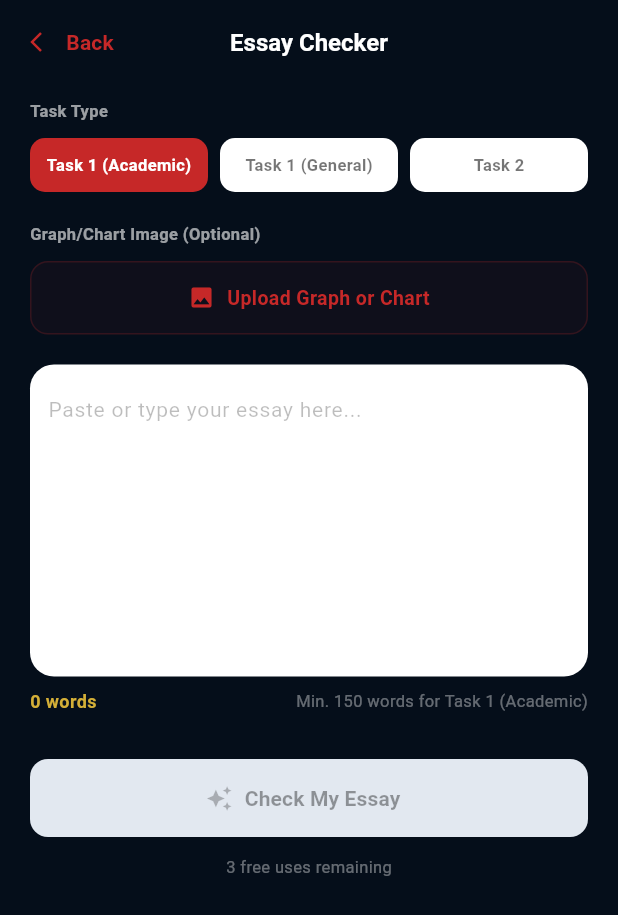
After one commit to Omatsulijoshua/AuraLingo-AI-, a Flutter app: the ToolsScreen screen opened directly, after a tap on "Essay Checker", on a phone screen of 412 x 824 dp. The commit adds this screen. Shown: the top 915 px of the screen. Run offline on Flutter 3.47's test engine with Material 3 defaults, Android fonts, the phone set to English and light mode, and no system bars; our stand-ins replace audioplayers, flutter_riverpod, shared_preferences; accounts and stored records are empty.

Commit message:
Feat: Implement Essay Checker screen under AI Tools matching user design mockups

```diff
--- /dev/null
+++ b/mobile_app/lib/screens/essay_checker_screen.dart
@@ -0,0 +1,454 @@
+import 'dart:convert';
+import 'package:flutter/material.dart';
+import '../services/api_service.dart';
+
+class EssayCheckerScreen extends StatefulWidget {
+  const EssayCheckerScreen({super.key});
+
+  @override
+  State<EssayCheckerScreen> createState() => _EssayCheckerScreenState();
+}
+
+class _EssayCheckerScreenState extends State<EssayCheckerScreen> {
+  final ApiService _apiService = ApiService();
+  final TextEditingController _essayController = TextEditingController();
+
+  // Task type selection: 0 = Task 1 (Academic), 1 = Task 1 (General), 2 = Task 2
+  int _selectedTaskTypeIndex = 0;
+  bool _submitting = false;
+  dynamic _feedback;
+  int _wordCount = 0;
+
+  // Mock upload chart image path/name
+  String? _selectedImagePath;
+
+  @override
+  void initState() {
+    super.initState();
+    _essayController.addListener(_updateWordCount);
+  }
+
+  @override
+  void dispose() {
+    _essayController.removeListener(_updateWordCount);
+    _essayController.dispose();
+    super.dispose();
+  }
+
+  void _updateWordCount() {
+    final text = _essayController.text.trim();
+    if (text.isEmpty) {
+      setState(() => _wordCount = 0);
+      return;
+    }
+    setState(() {
+      _wordCount = text.split(RegExp(r'\s+')).length;
+    });
+  }
+
+  int get _minWordsRequired {
+    return _selectedTaskTypeIndex == 2 ? 250 : 150;
+  }
+
+  String get _taskTypeName {
+    if (_selectedTaskTypeIndex == 0) return 'Task 1 (Academic)';
+    if (_selectedTaskTypeIndex == 1) return 'Task 1 (General)';
+    return 'Task 2';
+  }
+
+  bool get _isCheckEnabled {
+    return _wordCount >= _minWordsRequired && !_submitting;
+  }
+
+  Future<void> _checkEssay() async {
+    if (!_isCheckEnabled) return;
+
+    setState(() {
+      _submitting = true;
+      _feedback = null;
+    });
+
+    try {
+      final String taskTypeParam = _selectedTaskTypeIndex == 2 ? 'TASK2' : 'TASK1';
+      final String examTypeParam = _selectedTaskTypeIndex == 0 ? 'ACADEMIC' : 'GENERAL';
+
+      final response = await _apiService.request(
+        path: '/content/writing/submit-examiner',
+        method: 'POST',
+        body: jsonEncode({
+          'promptId': 'CUSTOM',
+          'userText': _essayController.text,
+          'customQuestionText': 'Essay Checker practice essay',
+          'customTaskType': taskTypeParam,
+          'customExamType': examTypeParam,
+        }),
+      );
+
+      if (response.statusCode == 201) {
+        final data = jsonDecode(response.body);
+        setState(() {
+          _feedback = data['feedbackJson'];
+        });
+      } else {
+        throw Exception('Status code: ${response.statusCode}');
+      }
+    } catch (e) {
+      if (!mounted) return;
+      ScaffoldMessenger.of(context).showSnackBar(
+        SnackBar(content: Text('Failed to check essay: $e')),
+      );
+    } finally {
+      setState(() => _submitting = false);
+    }
+  }
+
+  void _mockImageUpload() {
+    setState(() {
+      _selectedImagePath = 'uploaded_chart_mock.png';
+    });
+    ScaffoldMessenger.of(context).showSnackBar(
+      const SnackBar(content: Text('Graph or Chart uploaded successfully (Mock).')),
+    );
+  }
+
+  @override
+  Widget build(BuildContext context) {
+    return Scaffold(
+      backgroundColor: const Color(0xFF050E1A),
+      appBar: AppBar(
+        backgroundColor: Colors.transparent,
+        elevation: 0,
+        leadingWidth: 100,
+        leading: TextButton.icon(
+          onPressed: () => Navigator.pop(context),
+          icon: const Icon(Icons.arrow_back_ios, color: Color(0xFFC62828), size: 16),
+          label: const Text(
+            'Back',
+            style: TextStyle(color: Color(0xFFC62828), fontSize: 14, fontWeight: FontWeight.bold),
+          ),
+        ),
+        title: const Text(
+          'Essay Checker',
+          style: TextStyle(color: Colors.white, fontSize: 16, fontWeight: FontWeight.bold),
+        ),
+        centerTitle: true,
+      ),
+      body: SingleChildScrollView(
+        padding: const EdgeInsets.symmetric(horizontal: 20.0, vertical: 10.0),
+        child: Column(
+          crossAxisAlignment: CrossAxisAlignment.start,
+          children: [
+            // Task Type Label
+            const Text(
+              'Task Type',
+              style: TextStyle(color: Colors.white60, fontSize: 11, fontWeight: FontWeight.bold),
+            ),
+            const SizedBox(height: 10),
+
+            // Segmented Task Type Tabs
+            Row(
+              children: [
+                Expanded(child: _buildTaskTabButton(0, 'Task 1 (Academic)')),
+                const SizedBox(width: 8),
+                Expanded(child: _buildTaskTabButton(1, 'Task 1 (General)')),
+                const SizedBox(width: 8),
+                Expanded(child: _buildTaskTabButton(2, 'Task 2')),
+              ],
+            ),
+            const SizedBox(height: 20),
+
+            // Upload Graph Section (Academic Task 1 only)
+            if (_selectedTaskTypeIndex == 0) ...[
+              const Text(
+                'Graph/Chart Image (Optional)',
+                style: TextStyle(color: Colors.white60, fontSize: 11, fontWeight: FontWeight.bold),
+              ),
+              const SizedBox(height: 10),
+              GestureDetector(
+                onTap: _mockImageUpload,
+                child: Container(
+                  width: double.infinity,
+                  padding: const EdgeInsets.symmetric(vertical: 14),
+                  decoration: BoxDecoration(
+                    color: const Color(0xFFC62828).withValues(alpha: 0.05),
+                    borderRadius: BorderRadius.circular(12),
+                    border: Border.all(color: const Color(0xFFC62828).withValues(alpha: 0.2), style: BorderStyle.solid),
+                  ),
+                  child: Row(
+                    mainAxisAlignment: MainAxisAlignment.center,
+                    children: [
+                      Icon(
+                        _selectedImagePath != null ? Icons.check_circle : Icons.image,
+                        color: _selectedImagePath != null ? Colors.greenAccent : const Color(0xFFC62828),
+                        size: 18,
+                      ),
+                      const SizedBox(width: 8),
+                      Text(
+                        _selectedImagePath != null ? 'Chart Uploaded' : 'Upload Graph or Chart',
+                        style: TextStyle(
+                          color: _selectedImagePath != null ? Colors.greenAccent : const Color(0xFFC62828),
+                          fontSize: 13,
+                          fontWeight: FontWeight.w600,
+                        ),
+                      ),
+                    ],
+                  ),
+                ),
+              ),
+              const SizedBox(height: 20),
+            ],
+
+            // Textarea input
+            Container(
+              padding: const EdgeInsets.all(12),
+              decoration: BoxDecoration(
+                color: Colors.white,
+                borderRadius: BorderRadius.circular(16),
+              ),
+              child: TextField(
+                controller: _essayController,
+                maxLines: 8,
+                style: const TextStyle(color: Colors.black87, fontSize: 14),
+                decoration: const InputDecoration(
+                  hintText: 'Paste or type your essay here...',
+                  hintStyle: TextStyle(color: Colors.black26),
+                  border: InputBorder.none,
+                ),
+              ),
+            ),
+            const SizedBox(height: 8),
+
+            // Word counter and validation row
+            Row(
+              mainAxisAlignment: MainAxisAlignment.spaceBetween,
+              children: [
+                Text(
+                  '$_wordCount words',
+                  style: const TextStyle(color: Color(0xFFD4AF37), fontSize: 12, fontWeight: FontWeight.bold),
+                ),
+                Text(
+                  'Min. $_minWordsRequired words for $_taskTypeName',
+                  style: const TextStyle(color: Colors.white38, fontSize: 11),
+                ),
+              ],
+            ),
+            const SizedBox(height: 30),
+
+            // Check My Essay Button
+            SizedBox(
+              width: double.infinity,
+              height: 52,
+              child: ElevatedButton.icon(
+                onPressed: _isCheckEnabled ? _checkEssay : null,
+                style: ElevatedButton.styleFrom(
+                  backgroundColor: _isCheckEnabled ? const Color(0xFFC62828) : const Color(0xFFE2E8F0),
+                  foregroundColor: _isCheckEnabled ? Colors.white : Colors.black38,
+                  disabledBackgroundColor: const Color(0xFFE2E8F0),
+                  disabledForegroundColor: Colors.black38,
+                  elevation: 0,
+                  shape: RoundedRectangleBorder(borderRadius: BorderRadius.circular(12)),
+                ),
+                icon: Icon(
+                  Icons.auto_awesome,
+                  size: 18,
+                  color: _isCheckEnabled ? Colors.white : Colors.black26,
+                ),
+                label: _submitting
+                    ? const SizedBox(
+                        width: 20,
+                        height: 20,
+                        child: CircularProgressIndicator(color: Colors.white, strokeWidth: 2),
+                      )
+                    : const Text(
+                        'Check My Essay',
+                        style: TextStyle(fontSize: 14, fontWeight: FontWeight.bold),
+                      ),
+              ),
+            ),
+            const SizedBox(height: 12),
+
+            // Free uses indicator
+            const Center(
+              child: Text(
+                '3 free uses remaining',
+                style: TextStyle(color: Colors.white38, fontSize: 11),
+              ),
+            ),
+            const SizedBox(height: 30),
+
+            // Feedback Results Card
+            if (_feedback != null) ...[
+              _buildFeedbackCard(),
+            ],
+          ],
+        ),
+      ),
+    );
+  }
+
+  Widget _buildTaskTabButton(int index, String title) {
+    final bool isActive = _selectedTaskTypeIndex == index;
+    return GestureDetector(
+      onTap: () {
+        setState(() {
+          _selectedTaskTypeIndex = index;
+          _feedback = null;
+        });
+      },
+      child: Container(
+        padding: const EdgeInsets.symmetric(vertical: 10),
+        decoration: BoxDecoration(
+          color: isActive ? const Color(0xFFC62828) : Colors.white,
+          borderRadius: BorderRadius.circular(10),
+        ),
+        alignment: Alignment.center,
+        child: Text(
+          title,
+          style: TextStyle(
+            color: isActive ? Colors.white : Colors.black54,
+            fontSize: 11,
+            fontWeight: FontWeight.bold,
+          ),
+        ),
+      ),
+    );
+  }
+
+  Widget _buildFeedbackCard() {
+    final breakdown = _feedback['breakdown'] ?? {};
+    final double band = (_feedback['estimatedBand'] ?? 6.0).toDouble();
+
+    return Container(
+      padding: const EdgeInsets.all(20),
+      decoration: BoxDecoration(
+        color: const Color(0xFF0B1E36),
+        borderRadius: BorderRadius.circular(16),
+        border: Border.all(color: const Color(0xFF1E3E6E)),
+      ),
+      child: Column(
+        crossAxisAlignment: CrossAxisAlignment.start,
+        children: [
+          Row(
+            mainAxisAlignment: MainAxisAlignment.spaceBetween,
+            children: [
+              const Text(
+                'AI Analysis Result',
+                style: TextStyle(color: Colors.white, fontSize: 15, fontWeight: FontWeight.bold),
+              ),
+              Container(
+                padding: const EdgeInsets.symmetric(horizontal: 10, vertical: 4),
+                decoration: BoxDecoration(
+                  color: const Color(0xFFD4AF37).withValues(alpha: 0.1),
+                  borderRadius: BorderRadius.circular(8),
+                  border: Border.all(color: const Color(0xFFD4AF37).withValues(alpha: 0.3)),
+                ),
+                child: Text(
+                  'Band $band',
+                  style: const TextStyle(color: Color(0xFFD4AF37), fontSize: 13, fontWeight: FontWeight.bold),
+                ),
+              ),
+            ],
+          ),
+          const SizedBox(height: 20),
+
+          // Score Breakdown Grid
+          Row(
+            children: [
+              Expanded(child: _buildMetricItem('Task Ach.', '${breakdown['taskAchievement'] ?? breakdown['taskResponse'] ?? 6.0}')),
+              const SizedBox(width: 8),
+              Expanded(child: _buildMetricItem('Coherence', '${breakdown['coherenceCohesion'] ?? 6.0}')),
+            ],
+          ),
+          const SizedBox(height: 8),
+          Row(
+            children: [
+              Expanded(child: _buildMetricItem('Lexical', '${breakdown['lexicalResource'] ?? 6.0}')),
+              const SizedBox(width: 8),
+              Expanded(child: _buildMetricItem('Grammar', '${breakdown['grammarAccuracy'] ?? 6.0}')),
+            ],
+          ),
+          const SizedBox(height: 20),
+
+          // Coaching Tip
+          const Text(
+            'Coaching Tip',
+            style: TextStyle(color: Colors.white70, fontSize: 12, fontWeight: FontWeight.bold),
+          ),
+          const SizedBox(height: 6),
+          Text(
+            _feedback['coachingTip'] ?? 'Focus on expanding your supporting arguments and checking grammar consistency.',
+            style: const TextStyle(color: Colors.white54, fontSize: 11, height: 1.4),
+          ),
+          const SizedBox(height: 20),
+
+          // Detailed Sentence Corrections
+          if (_feedback['sentences'] != null && (_feedback['sentences'] as List).isNotEmpty) ...[
+            const Text(
+              'Detailed Corrections',
+              style: TextStyle(color: Colors.white70, fontSize: 12, fontWeight: FontWeight.bold),
+            ),
+            const SizedBox(height: 10),
+            Column(
+              children: (_feedback['sentences'] as List).map<Widget>((s) {
+                final bool hasError = s['hasError'] ?? false;
+                if (!hasError) return const SizedBox.shrink();
+
+                return Padding(
+                  padding: const EdgeInsets.only(bottom: 12.0),
+                  child: Container(
+                    padding: const EdgeInsets.all(12),
+                    decoration: BoxDecoration(
+                      color: const Color(0xFF050E1A),
+                      borderRadius: BorderRadius.circular(10),
+                      border: Border.all(color: Colors.redAccent.withValues(alpha: 0.2)),
+                    ),
+                    child: Column(
+                      crossAxisAlignment: CrossAxisAlignment.start,
+                      children: [
+                        Text(
+                          'Original: "${s['original'] ?? ''}"',
+                          style: const TextStyle(color: Colors.white38, fontSize: 11, decoration: TextDecoration.lineThrough),
+                        ),
+                        const SizedBox(height: 4),
+                        Text(
+                          'Correction: "${s['correction'] ?? ''}"',
+                          style: const TextStyle(color: Colors.greenAccent, fontSize: 11, fontWeight: FontWeight.w600),
+                        ),
+                        if (s['explanation'] != null) ...[
+                          const SizedBox(height: 4),
+                          Text(
+                            'Why: ${s['explanation']}',
+                            style: const TextStyle(color: Colors.white54, fontSize: 10),
+                          ),
+                        ],
+                      ],
+                    ),
+                  ),
+                );
+              }).toList(),
+            ),
+          ],
+        ],
+      ),
+    );
+  }
+
+  Widget _buildMetricItem(String label, String score) {
+    return Container(
+      padding: const EdgeInsets.all(10),
+      decoration: BoxDecoration(
+        color: const Color(0xFF050E1A),
+        borderRadius: BorderRadius.circular(10),
+        border: Border.all(color: const Color(0xFF1E3E6E)),
+      ),
+      child: Column(
+        crossAxisAlignment: CrossAxisAlignment.start,
+        children: [
+          Text(label, style: const TextStyle(color: Colors.white38, fontSize: 9)),
+          const SizedBox(height: 2),
+          Text(score, style: const TextStyle(color: Colors.white, fontSize: 12, fontWeight: FontWeight.bold)),
+        ],
+      ),
+    );
+  }
+}
--- a/mobile_app/lib/screens/tools_screen.dart
+++ b/mobile_app/lib/screens/tools_screen.dart
@@ -1,5 +1,6 @@
 import 'package:flutter/material.dart';
 import '../services/localization.dart';
+import 'essay_checker_screen.dart';
 
 class ToolsScreen extends StatefulWidget {
   const ToolsScreen({super.key});
@@ -53,7 +54,18 @@ class _ToolsScreenState extends State<ToolsScreen> {
             // AI Analysis Grid
             const Text('AI ANALYSIS', style: TextStyle(color: Color(0xFFD4AF37), fontSize: 11, fontWeight: FontWeight.bold)),
             const SizedBox(height: 12),
-            _buildToolCard(_t('essay_checker'), _t('essay_checker_desc'), Icons.fact_check, Colors.amberAccent),
+            _buildToolCard(
+              _t('essay_checker'),
+              _t('essay_checker_desc'),
+              Icons.fact_check,
+              Colors.amberAccent,
+              onTap: () {
+                Navigator.push(
+                  context,
+                  MaterialPageRoute(builder: (_) => const EssayCheckerScreen()),
+                );
+              },
+            ),
             const SizedBox(height: 12),
             _buildToolCard(_t('grammar_check'), _t('grammar_check_desc'), Icons.spellcheck, Colors.greenAccent),
             const SizedBox(height: 12),
@@ -152,8 +164,13 @@ class _ToolsScreenState extends State<ToolsScreen> {
     );
   }
 
-  Widget _buildToolCard(String title, String desc, IconData icon, Color accentColor) {
-    return Container(
+  Widget _buildToolCard(String title, String desc, IconData icon, Color accentColor, {VoidCallback? onTap}) {
+    return Material(
+      color: Colors.transparent,
+      child: InkWell(
+        onTap: onTap,
+        borderRadius: BorderRadius.circular(16),
+        child: Container(
           padding: const EdgeInsets.all(16),
           decoration: BoxDecoration(
             color: const Color(0xFF0B1E36),
@@ -183,6 +200,8 @@ class _ToolsScreenState extends State<ToolsScreen> {
               ),
               const Icon(Icons.arrow_forward_ios, color: Colors.white24, size: 14),
             ],
+          ),
+        ),
       ),
     );
   }
```
Lines whose indentation alone changed are shown as unchanged.
